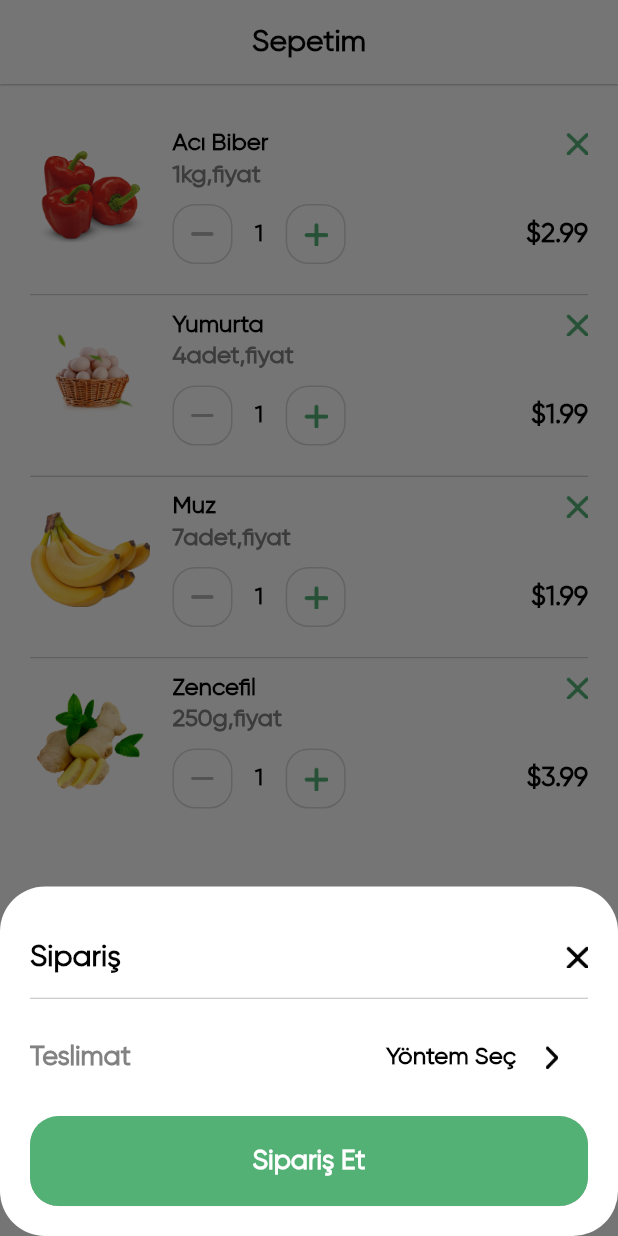
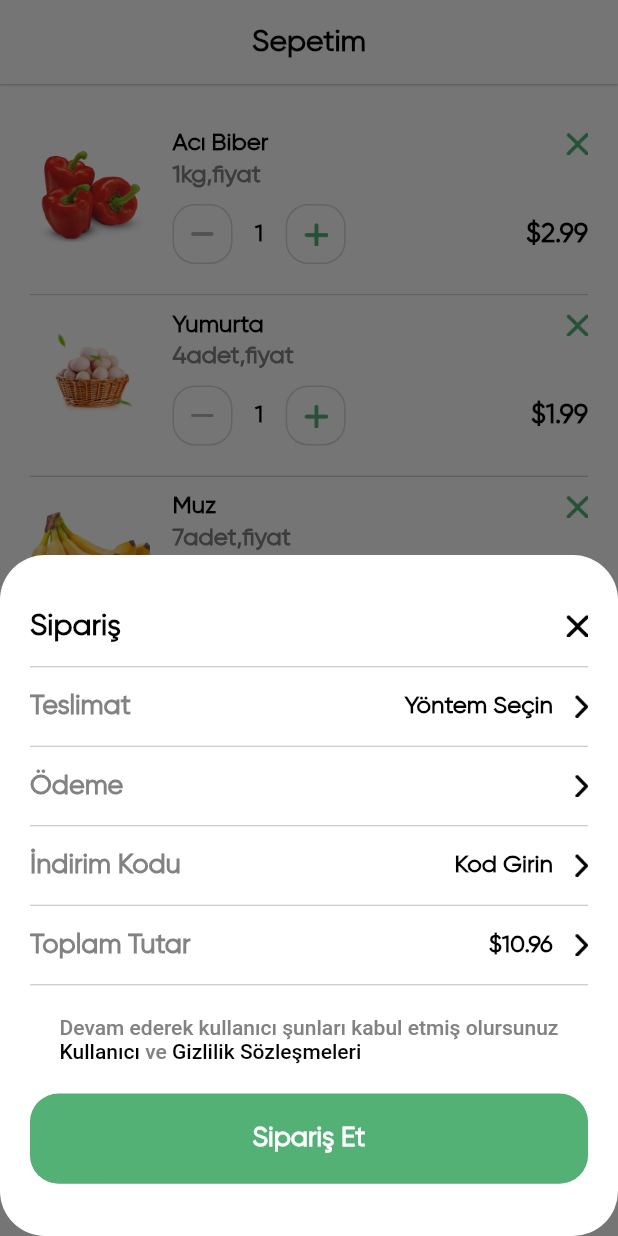
Before and after one commit to yusufakkobak34/flutter_groceries_app, a Flutter app: the MyCartView screen opened directly, after a tap on "Ödemeye Geç", on a phone screen of 412 x 824 dp. Run offline on Flutter 3.47's test engine with Material 2 defaults, Android fonts, the phone set to English and light mode, and no system bars; our stand-ins replace flutter_rating_bar; missing offline and left inert: fl_country_code_picker.

Commit message:
Add checkout row and update payment section in checkout view

```diff
--- /dev/null
+++ b/lib/common_widgets/checkout_row.dart
@@ -0,0 +1,63 @@
+import 'package:flutter/material.dart';
+import 'package:flutter_groceries_app/common/color/color_extension.dart';
+
+class CheckoutRow extends StatelessWidget {
+  final String title;
+  final String value;
+  final VoidCallback onPressed;
+  const CheckoutRow(
+      {super.key,
+      required this.title,
+      required this.value,
+      required this.onPressed});
+
+  @override
+  Widget build(BuildContext context) {
+    return Column(
+      mainAxisSize: MainAxisSize.min,
+      children: [
+        InkWell(
+          onTap: onPressed,
+          child: Padding(
+            padding: const EdgeInsets.symmetric(vertical: 15),
+            child: Row(
+              children: [
+                Text(
+                  title,
+                  style: TextStyle(
+                    color: TColor.secondaryText,
+                    fontSize: 18,
+                    fontWeight: FontWeight.w600,
+                  ),
+                ),
+                Expanded(
+                  child: Text(
+                    value,
+                    textAlign: TextAlign.end,
+                    style: TextStyle(
+                      color: TColor.primaryText,
+                      fontSize: 16,
+                      fontWeight: FontWeight.w600,
+                    ),
+                  ),
+                ),
+                const SizedBox(
+                  width: 15,
+                ),
+                Image.asset(
+                  "assets/img/next.png",
+                  height: 15,
+                  color: TColor.primaryText,
+                )
+              ],
+            ),
+          ),
+        ),
+        const Divider(
+          color: Colors.black26,
+          height: 1,
+        ),
+      ],
+    );
+  }
+}
--- a/lib/view/my_cart/checkout_view.dart
+++ b/lib/view/my_cart/checkout_view.dart
@@ -1,5 +1,6 @@
 import 'package:flutter/material.dart';
 import 'package:flutter_groceries_app/common/color/color_extension.dart';
+import 'package:flutter_groceries_app/common_widgets/checkout_row.dart';
 import 'package:flutter_groceries_app/common_widgets/round_button.dart';
 
 class CheckoutView extends StatefulWidget {
@@ -52,43 +53,94 @@ class _CheckoutViewState extends State<CheckoutView> {
             color: Colors.black26,
             height: 1,
           ),
+          CheckoutRow(
+            title: "Teslimat",
+            value: "Yöntem Seçin",
+            onPressed: () {},
+          ),
+          Column(
+            mainAxisSize: MainAxisSize.min,
+            children: [
               Padding(
                 padding: const EdgeInsets.symmetric(vertical: 15),
                 child: Row(
                   children: [
                     Text(
-                  "Teslimat",
+                      "Ödeme",
                       style: TextStyle(
                         color: TColor.secondaryText,
                         fontSize: 18,
                         fontWeight: FontWeight.w600,
                       ),
                     ),
-                Expanded(
-                  child: Text(
-                    "Yöntem Seç",
-                    textAlign: TextAlign.end,
-                    style: TextStyle(
-                      color: TColor.primaryText,
-                      fontSize: 16,
-                      fontWeight: FontWeight.w600,
-                    ),
-                  ),
-                ),
-                IconButton(
-                  onPressed: () {},
-                  icon: Image.asset(
+                    const Spacer(),
+                    Image.asset(
                       "assets/img/next.png",
                       height: 15,
                       color: TColor.primaryText,
                     ),
-                )
                   ],
+                ),
+              ),
+              const Divider(
+                color: Colors.black26,
+                height: 1,
+              ),
+            ],
+          ),
+          CheckoutRow(
+            title: "İndirim Kodu",
+            value: "Kod Girin",
+            onPressed: () {},
+          ),
+          CheckoutRow(
+            title: "Toplam Tutar",
+            value: "\$10.96",
+            onPressed: () {},
+          ),
+          Padding(
+            padding: const EdgeInsets.symmetric(vertical: 20),
+            child: RichText(
+              text: TextSpan(
+                style: TextStyle(
+                  color: TColor.secondaryText,
+                  fontSize: 14,
+                  fontWeight: FontWeight.w500,
+                ),
+                children: [
+                  const TextSpan(
+                    text:
+                        "Devam ederek kullanıcı şunları kabul etmiş olursunuz\n",
+                  ),
+                  TextSpan(
+                    text: "Kullanıcı",
+                    style: TextStyle(
+                      color: TColor.primaryText,
+                      fontSize: 14,
+                      fontWeight: FontWeight.w500,
+                    ),
+                  ),
+                  const TextSpan(
+                    text: " ve ",
+                  ),
+                  TextSpan(
+                    text: "Gizlilik Sözleşmeleri",
+                    style: TextStyle(
+                      color: TColor.primaryText,
+                      fontSize: 14,
+                      fontWeight: FontWeight.w500,
+                    ),
+                  ),
+                ],
+              ),
             ),
           ),
           RoundButton(
             title: "Sipariş Et",
             onPressed: () {},
+          ),
+          const SizedBox(
+            height: 15,
           )
         ],
       ),
```
Lines whose indentation alone changed are shown as unchanged.
